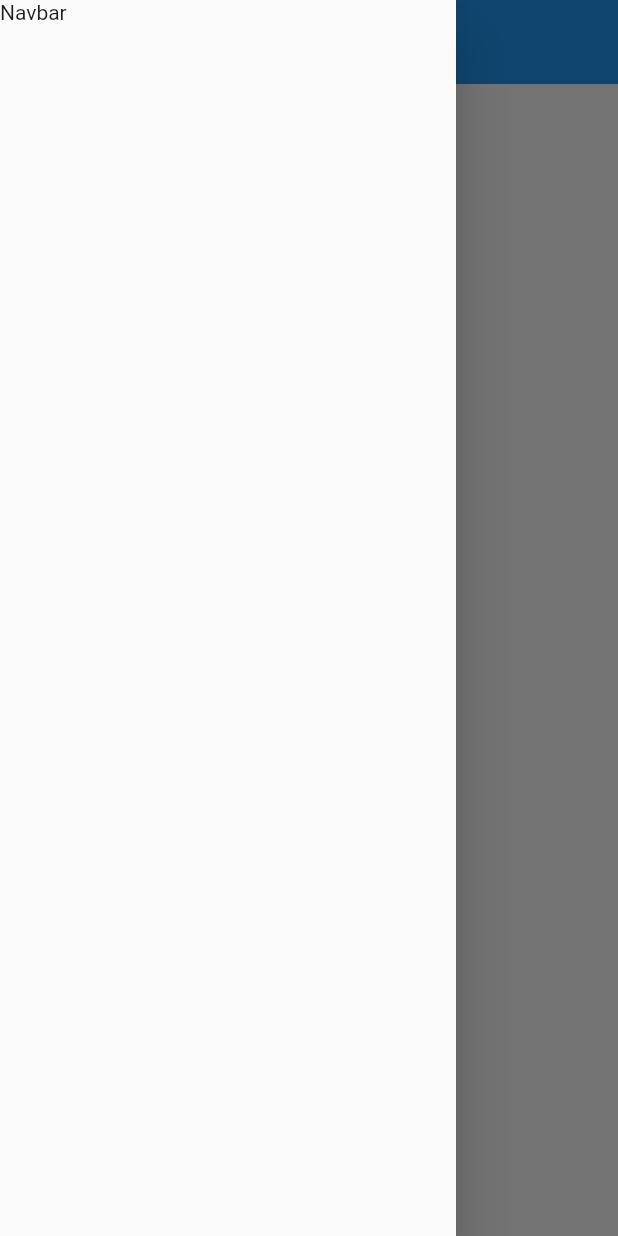
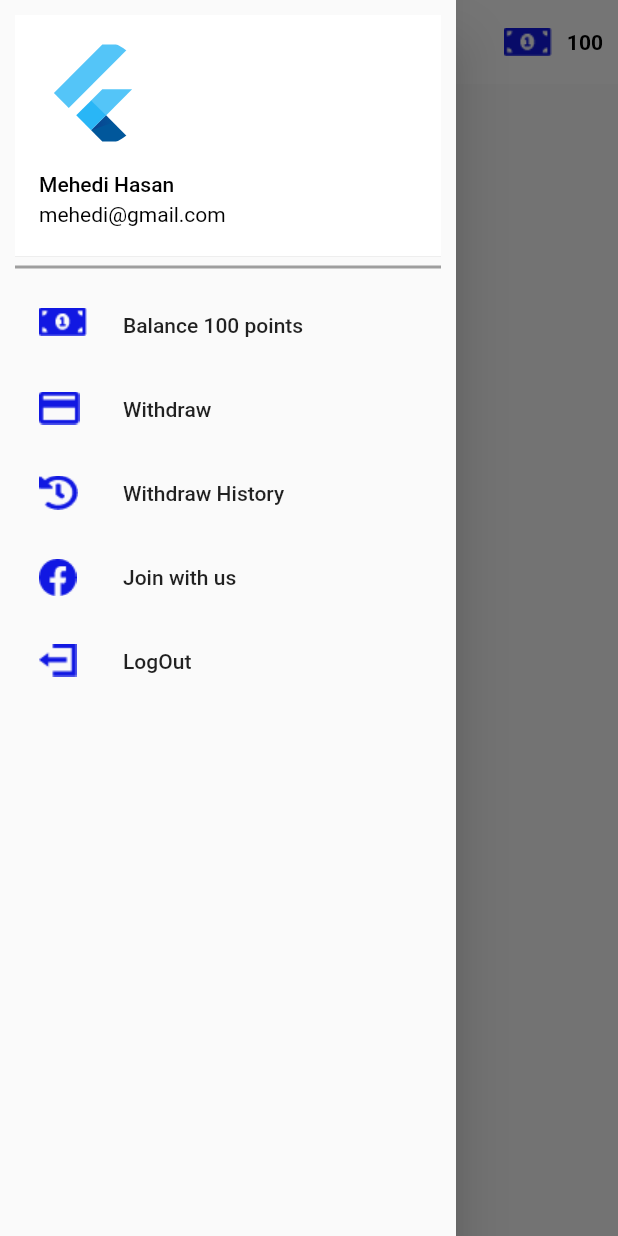
Before and after one commit to mehedi481/ignite-earning, a Flutter app: the DashBoard screen opened by its route, with the side drawer open, on a phone screen of 412 x 824 dp. Run offline on Flutter 3.47's test engine with Material 2 defaults, Android fonts, the phone set to English and light mode, and no system bars; our stand-ins replace get; Roboto replaces fonts that are missing (Tahoma).

Commit message:
change IconPath

```diff
--- a/lib/main.dart
+++ b/lib/main.dart
@@ -14,8 +14,10 @@ class MyApp extends StatelessWidget {
       debugShowCheckedModeBanner: false,
       title: 'Ignite Earning',
       theme: ThemeData(
+        backgroundColor: Colors.white,
         primarySwatch: Colors.blue,
         fontFamily: 'Tahoma'
+
       ),
       initialRoute: Routes.INITIAL,
       getPages: AppPages.pages,
--- a/lib/pages/dashboard.dart
+++ b/lib/pages/dashboard.dart
@@ -1,4 +1,5 @@
 import 'package:flutter/material.dart';
+import 'package:ignite_earning/const/iconPath.dart';
 import 'package:ignite_earning/widgets/my_drawer.dart';
 
 class DashBoard extends StatelessWidget {
@@ -6,7 +7,33 @@ class DashBoard extends StatelessWidget {
   Widget build(BuildContext context) {
     return Scaffold(
       appBar: AppBar(
+        title: Text(
+          "Dashboard",
+          style: TextStyle(color: Colors.black),
+        ),
         elevation: 0,
+        iconTheme: IconThemeData(color: Colors.black),
+        backgroundColor: Colors.white,
+        actions: [
+          Row(
+            children: [
+              Image.asset(MyIcons.balance),
+              SizedBox(width: 10),
+              Center(
+                child: Padding(
+                  padding: const EdgeInsets.only(right: 10.0),
+                  child: Text(
+                    "100",
+                    style: TextStyle(
+                      color: Colors.black,
+                      fontWeight: FontWeight.w600
+                    ),
+                  ),
+                ),
+              ),
+            ],
+          )
+        ],
       ),
       drawer: MyDrawer(),
       body: SafeArea(
--- a/lib/pages/first_page.dart
+++ b/lib/pages/first_page.dart
@@ -1,6 +1,6 @@
 import 'package:flutter/material.dart';
 import 'package:ignite_earning/const/colors.dart';
-import 'package:ignite_earning/const/icons.dart';
+import 'package:ignite_earning/const/iconPath.dart';
 import 'package:ignite_earning/widgets/customButton.dart';
 import 'package:get/get.dart';
 
--- a/lib/pages/signUp.dart
+++ b/lib/pages/signUp.dart
@@ -1,7 +1,7 @@
 import 'package:flutter/material.dart';
 import 'package:get/get.dart';
 import 'package:ignite_earning/const/colors.dart';
-import 'package:ignite_earning/const/icons.dart';
+import 'package:ignite_earning/const/iconPath.dart';
 import 'package:ignite_earning/widgets/customBackButton.dart';
 import 'package:ignite_earning/widgets/customButton.dart';
 
--- a/lib/widgets/customBackButton.dart
+++ b/lib/widgets/customBackButton.dart
@@ -1,5 +1,5 @@
 import 'package:flutter/cupertino.dart';
-import 'package:ignite_earning/const/icons.dart';
+import 'package:ignite_earning/const/iconPath.dart';
 
 Widget customBackButton({@required onPressed}) {
   return GestureDetector(
--- a/lib/widgets/my_drawer.dart
+++ b/lib/widgets/my_drawer.dart
@@ -1,4 +1,6 @@
 import 'package:flutter/material.dart';
+import 'package:ignite_earning/const/iconPath.dart';
+
 class MyDrawer extends StatelessWidget {
   const MyDrawer({
     Key? key,
@@ -7,7 +9,61 @@ class MyDrawer extends StatelessWidget {
   @override
   Widget build(BuildContext context) {
     return Drawer(
-      child: SafeArea(child: Text("Navbar")),
+      child: SafeArea(
+          child: Padding(
+        padding: const EdgeInsets.all(10.0),
+        child: ListView(
+          children: [
+            UserAccountsDrawerHeader(
+              decoration: BoxDecoration(color: Colors.white),
+              accountName: Text(
+                "Mehedi Hasan",
+                style: TextStyle(color: Colors.black),
+              ),
+              accountEmail: Text(
+                "mehedi@gmail.com",
+                style: TextStyle(color: Colors.black),
+              ),
+              currentAccountPicture: ClipOval(
+                child: FlutterLogo(),
+              ),
+            ),
+            Divider(
+              color: Colors.grey,
+              height: 0,
+              thickness: 2,
+            ),
+            SizedBox(
+              height: 10,
+            ),
+            ListTile(
+              leading: Image.asset(MyIcons.balance),
+              title: Text("Balance 100 points"),
+              onTap: () {},
+            ),
+            ListTile(
+              leading: Image.asset(MyIcons.withdraw),
+              title: Text("Withdraw"),
+              onTap: () {},
+            ),
+            ListTile(
+              leading: Image.asset(MyIcons.history),
+              title: Text("Withdraw History"),
+              onTap: () {},
+            ),
+            ListTile(
+              leading: Image.asset(MyIcons.facebook),
+              title: Text("Join with us"),
+              onTap: () {},
+            ),
+            ListTile(
+              leading: Image.asset(MyIcons.logout),
+              title: Text("LogOut"),
+              onTap: () {},
+            ),
+          ],
+        ),
+      )),
     );
   }
 }
```
Also changed, not shown: lib/const/iconPath.dart (renamed from lib/const/icons.dart).
